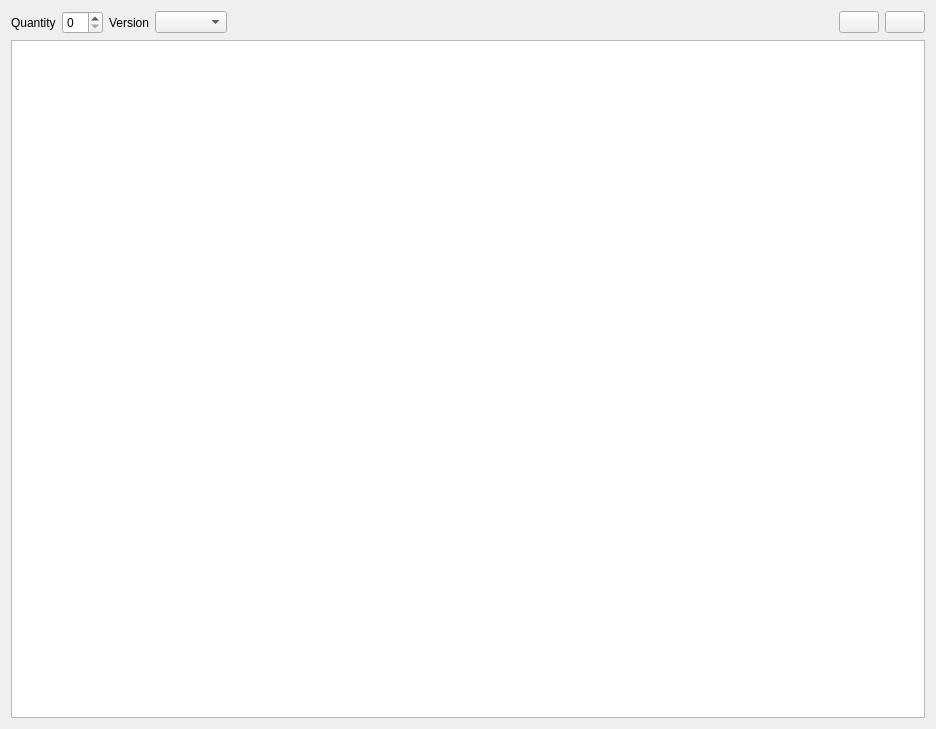
Above: src/widgets/uuidgeneratorwidget.ui from N1vn0vem8er/cutetoolbox before the change. Below: the same form after it.
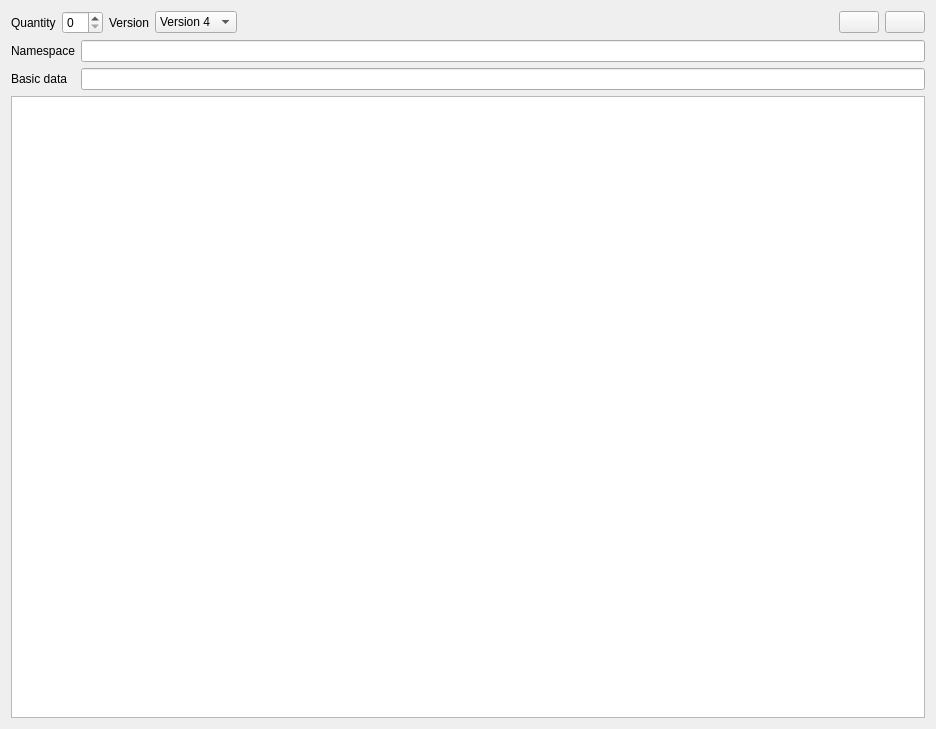
That is the form after the change. Icons and pictures are not drawn.

Commit message: Implemented uuidgeneratorwidget

Patch:
```diff
--- a/src/widgets/uuidgeneratorwidget.ui
+++ b/src/widgets/uuidgeneratorwidget.ui
@@ -37,7 +37,23 @@
       </widget>
      </item>
      <item>
-      <widget class="QComboBox" name="comboBox"/>
+      <widget class="QComboBox" name="comboBox">
+       <item>
+        <property name="text">
+         <string>Version 4</string>
+        </property>
+       </item>
+       <item>
+        <property name="text">
+         <string>Version 3</string>
+        </property>
+       </item>
+       <item>
+        <property name="text">
+         <string>Version 5</string>
+        </property>
+       </item>
+      </widget>
      </item>
      <item>
       <spacer name="horizontalSpacer">
@@ -81,7 +97,35 @@
     </layout>
    </item>
    <item>
-    <widget class="QPlainTextEdit" name="plainTextEdit"/>
+    <layout class="QFormLayout" name="formLayout">
+     <item row="0" column="0">
+      <widget class="QLabel" name="namespaceLabel">
+       <property name="text">
+        <string>Namespace</string>
+       </property>
+      </widget>
+     </item>
+     <item row="0" column="1">
+      <widget class="QLineEdit" name="namespaceLineEdit"/>
+     </item>
+     <item row="1" column="0">
+      <widget class="QLabel" name="dataLabel">
+       <property name="text">
+        <string>Basic data</string>
+       </property>
+      </widget>
+     </item>
+     <item row="1" column="1">
+      <widget class="QLineEdit" name="dataLineEdit"/>
+     </item>
+    </layout>
+   </item>
+   <item>
+    <widget class="QPlainTextEdit" name="plainTextEdit">
+     <property name="readOnly">
+      <bool>true</bool>
+     </property>
+    </widget>
    </item>
   </layout>
  </widget>
```
The commit also changes 2 other files.
